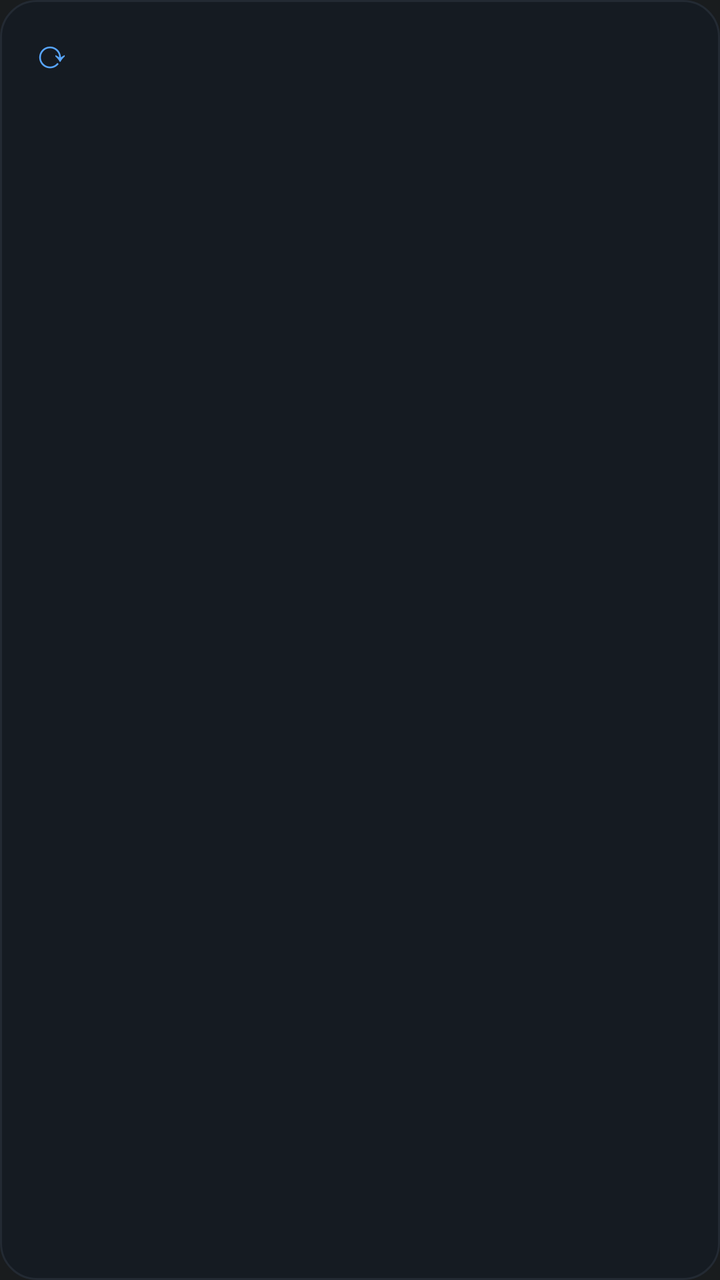
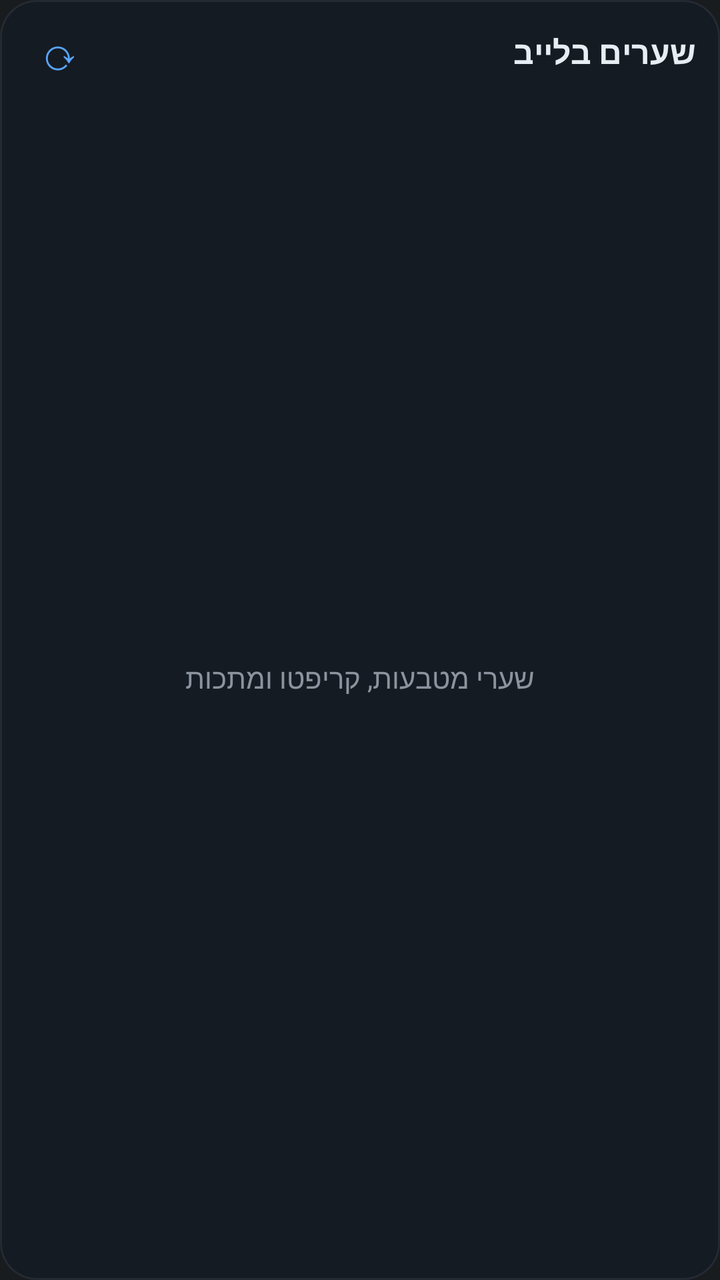

Screens rendered from an Android XML layout before and after an edit, with the pre-edit source and the edit as a unified diff.
<!-- AndroidManifest.xml: application theme android:Theme.DeviceDefault.NoActionBar -->
<!-- res/layout/widget.xml -->
<?xml version="1.0" encoding="utf-8"?>
<LinearLayout xmlns:android="http://schemas.android.com/apk/res/android"
    android:id="@+id/root" android:layout_width="match_parent" android:layout_height="match_parent"
    android:orientation="vertical" android:background="@drawable/widget_bg" android:padding="10dp"
    android:layoutDirection="rtl">

    <LinearLayout android:layout_width="match_parent" android:layout_height="wrap_content"
        android:orientation="horizontal" android:gravity="center_vertical">
        <TextView android:id="@+id/tab0" style="@style/Tab" />
        <TextView android:id="@+id/tab1" style="@style/Tab" />
        <TextView android:id="@+id/tab2" style="@style/Tab" />
        <TextView android:id="@+id/updated" android:layout_width="0dp" android:layout_height="wrap_content"
            android:layout_weight="1" android:gravity="end|center_vertical" android:textColor="#8B949E"
            android:textSize="11sp" android:maxLines="1" />
        <TextView android:id="@+id/refresh" android:layout_width="32dp" android:layout_height="32dp"
            android:gravity="center" android:text="⟳" android:textColor="#58A6FF" android:textSize="20sp" />
    </LinearLayout>

    <LinearLayout android:id="@+id/body" android:layout_width="match_parent" android:layout_height="0dp"
        android:layout_weight="1" android:orientation="vertical" android:paddingTop="4dp">
        <TextView android:id="@+id/empty" android:layout_width="match_parent" android:layout_height="match_parent"
            android:gravity="center" android:text="לא נבחרו פריטים — הקישו כדי לבחור" android:textColor="#8B949E"
            android:textSize="13sp" android:visibility="gone" />
        <LinearLayout android:id="@+id/row0" android:layout_width="match_parent" android:layout_height="0dp"
            android:layout_weight="1" android:orientation="horizontal" android:gravity="center_vertical">
            <TextView android:id="@+id/name0" android:layout_width="0dp" android:layout_height="wrap_content"
                android:layout_weight="1" android:textColor="#E6EDF3" android:textSize="14sp" android:maxLines="1"
                android:ellipsize="end" android:textAlignment="viewStart" />
            <TextView android:id="@+id/price0" android:layout_width="wrap_content" android:layout_height="wrap_content"
                android:textColor="#E6EDF3" android:textSize="14sp" android:fontFamily="monospace" android:textStyle="bold"
                android:textDirection="ltr" />
            <TextView android:id="@+id/chg0" android:layout_width="62dp" android:layout_height="wrap_content"
                android:textColor="#8B949E" android:textSize="11sp" android:fontFamily="monospace"
                android:textDirection="ltr" android:gravity="end" />
        </LinearLayout>
        <LinearLayout android:id="@+id/row1" android:layout_width="match_parent" android:layout_height="0dp"
            android:layout_weight="1" android:orientation="horizontal" android:gravity="center_vertical">
            <TextView android:id="@+id/name1" android:layout_width="0dp" android:layout_height="wrap_content"
                android:layout_weight="1" android:textColor="#E6EDF3" android:textSize="14sp" android:maxLines="1"
                android:ellipsize="end" android:textAlignment="viewStart" />
            <TextView android:id="@+id/price1" android:layout_width="wrap_content" android:layout_height="wrap_content"
                android:textColor="#E6EDF3" android:textSize="14sp" android:fontFamily="monospace" android:textStyle="bold"
                android:textDirection="ltr" />
            <TextView android:id="@+id/chg1" android:layout_width="62dp" android:layout_height="wrap_content"
                android:textColor="#8B949E" android:textSize="11sp" android:fontFamily="monospace"
                android:textDirection="ltr" android:gravity="end" />
        </LinearLayout>
        <LinearLayout android:id="@+id/row2" android:layout_width="match_parent" android:layout_height="0dp"
            android:layout_weight="1" android:orientation="horizontal" android:gravity="center_vertical">
            <TextView android:id="@+id/name2" android:layout_width="0dp" android:layout_height="wrap_content"
                android:layout_weight="1" android:textColor="#E6EDF3" android:textSize="14sp" android:maxLines="1"
                android:ellipsize="end" android:textAlignment="viewStart" />
            <TextView android:id="@+id/price2" android:layout_width="wrap_content" android:layout_height="wrap_content"
                android:textColor="#E6EDF3" android:textSize="14sp" android:fontFamily="monospace" android:textStyle="bold"
                android:textDirection="ltr" />
            <TextView android:id="@+id/chg2" android:layout_width="62dp" android:layout_height="wrap_content"
                android:textColor="#8B949E" android:textSize="11sp" android:fontFamily="monospace"
                android:textDirection="ltr" android:gravity="end" />
        </LinearLayout>
        <LinearLayout android:id="@+id/row3" android:layout_width="match_parent" android:layout_height="0dp"
            android:layout_weight="1" android:orientation="horizontal" android:gravity="center_vertical">
            <TextView android:id="@+id/name3" android:layout_width="0dp" android:layout_height="wrap_content"
                android:layout_weight="1" android:textColor="#E6EDF3" android:textSize="14sp" android:maxLines="1"
                android:ellipsize="end" android:textAlignment="viewStart" />
            <TextView android:id="@+id/price3" android:layout_width="wrap_content" android:layout_height="wrap_content"
                android:textColor="#E6EDF3" android:textSize="14sp" android:fontFamily="monospace" android:textStyle="bold"
                android:textDirection="ltr" />
            <TextView android:id="@+id/chg3" android:layout_width="62dp" android:layout_height="wrap_content"
                android:textColor="#8B949E" android:textSize="11sp" android:fontFamily="monospace"
                android:textDirection="ltr" android:gravity="end" />
        </LinearLayout>
        <LinearLayout android:id="@+id/row4" android:layout_width="match_parent" android:layout_height="0dp"
            android:layout_weight="1" android:orientation="horizontal" android:gravity="center_vertical">
            <TextView android:id="@+id/name4" android:layout_width="0dp" android:layout_height="wrap_content"
                android:layout_weight="1" android:textColor="#E6EDF3" android:textSize="14sp" android:maxLines="1"
                android:ellipsize="end" android:textAlignment="viewStart" />
            <TextView android:id="@+id/price4" android:layout_width="wrap_content" android:layout_height="wrap_content"
                android:textColor="#E6EDF3" android:textSize="14sp" android:fontFamily="monospace" android:textStyle="bold"
                android:textDirection="ltr" />
            <TextView android:id="@+id/chg4" android:layout_width="62dp" android:layout_height="wrap_content"
                android:textColor="#8B949E" android:textSize="11sp" android:fontFamily="monospace"
                android:textDirection="ltr" android:gravity="end" />
        </LinearLayout>
        <LinearLayout android:id="@+id/row5" android:layout_width="match_parent" android:layout_height="0dp"
            android:layout_weight="1" android:orientation="horizontal" android:gravity="center_vertical">
            <TextView android:id="@+id/name5" android:layout_width="0dp" android:layout_height="wrap_content"
                android:layout_weight="1" android:textColor="#E6EDF3" android:textSize="14sp" android:maxLines="1"
                android:ellipsize="end" android:textAlignment="viewStart" />
            <TextView android:id="@+id/price5" android:layout_width="wrap_content" android:layout_height="wrap_content"
                android:textColor="#E6EDF3" android:textSize="14sp" android:fontFamily="monospace" android:textStyle="bold"
                android:textDirection="ltr" />
            <TextView android:id="@+id/chg5" android:layout_width="62dp" android:layout_height="wrap_content"
                android:textColor="#8B949E" android:textSize="11sp" android:fontFamily="monospace"
                android:textDirection="ltr" android:gravity="end" />
        </LinearLayout>
        <LinearLayout android:id="@+id/row6" android:layout_width="match_parent" android:layout_height="0dp"
            android:layout_weight="1" android:orientation="horizontal" android:gravity="center_vertical">
            <TextView android:id="@+id/name6" android:layout_width="0dp" android:layout_height="wrap_content"
                android:layout_weight="1" android:textColor="#E6EDF3" android:textSize="14sp" android:maxLines="1"
                android:ellipsize="end" android:textAlignment="viewStart" />
            <TextView android:id="@+id/price6" android:layout_width="wrap_content" android:layout_height="wrap_content"
                android:textColor="#E6EDF3" android:textSize="14sp" android:fontFamily="monospace" android:textStyle="bold"
                android:textDirection="ltr" />
            <TextView android:id="@+id/chg6" android:layout_width="62dp" android:layout_height="wrap_content"
                android:textColor="#8B949E" android:textSize="11sp" android:fontFamily="monospace"
                android:textDirection="ltr" android:gravity="end" />
        </LinearLayout>
    </LinearLayout>
</LinearLayout>
<!-- resources referenced by this layout -->
<resources>
  <!-- drawable widget_bg (drawable) -->
  <?xml version="1.0" encoding="utf-8"?>
  <shape xmlns:android="http://schemas.android.com/apk/res/android" android:shape="rectangle">
      <solid android:color="#F0161B22" />
      <corners android:radius="18dp" />
      <stroke android:width="1dp" android:color="#232A33" />
  </shape>
  <style name="Tab">
          <item name="android:layout_width">wrap_content</item>
          <item name="android:layout_height">wrap_content</item>
          <item name="android:paddingLeft">10dp</item>
          <item name="android:paddingRight">10dp</item>
          <item name="android:paddingTop">5dp</item>
          <item name="android:paddingBottom">5dp</item>
          <item name="android:layout_marginEnd">4dp</item>
          <item name="android:textSize">13sp</item>
          <item name="android:textColor">#8B949E</item>
      </style>
</resources>

<!-- the commit's change to res/layout/widget.xml (unified diff, before → after) -->
@@ -1,109 +1,26 @@
 <?xml version="1.0" encoding="utf-8"?>
 <LinearLayout xmlns:android="http://schemas.android.com/apk/res/android"
     android:id="@+id/root" android:layout_width="match_parent" android:layout_height="match_parent"
-    android:orientation="vertical" android:background="@drawable/widget_bg" android:padding="10dp"
+    android:orientation="vertical" android:background="@drawable/widget_bg"
+    android:paddingStart="12dp" android:paddingEnd="12dp" android:paddingTop="8dp" android:paddingBottom="6dp"
     android:layoutDirection="rtl">
 
     <LinearLayout android:layout_width="match_parent" android:layout_height="wrap_content"
         android:orientation="horizontal" android:gravity="center_vertical">
-        <TextView android:id="@+id/tab0" style="@style/Tab" />
-        <TextView android:id="@+id/tab1" style="@style/Tab" />
-        <TextView android:id="@+id/tab2" style="@style/Tab" />
+        <TextView android:id="@+id/title" android:layout_width="wrap_content" android:layout_height="wrap_content"
+            android:text="שערים בלייב" android:textColor="#E6EDF3" android:textSize="16sp" android:textStyle="bold" />
         <TextView android:id="@+id/updated" android:layout_width="0dp" android:layout_height="wrap_content"
             android:layout_weight="1" android:gravity="end|center_vertical" android:textColor="#8B949E"
-            android:textSize="11sp" android:maxLines="1" />
-        <TextView android:id="@+id/refresh" android:layout_width="32dp" android:layout_height="32dp"
-            android:gravity="center" android:text="⟳" android:textColor="#58A6FF" android:textSize="20sp" />
+            android:textSize="12sp" android:maxLines="1" android:paddingEnd="6dp" />
+        <TextView android:id="@+id/refresh" android:layout_width="36dp" android:layout_height="36dp"
+            android:gravity="center" android:text="⟳" android:textColor="#58A6FF" android:textSize="22sp" />
     </LinearLayout>
 
-    <LinearLayout android:id="@+id/body" android:layout_width="match_parent" android:layout_height="0dp"
-        android:layout_weight="1" android:orientation="vertical" android:paddingTop="4dp">
+    <FrameLayout android:layout_width="match_parent" android:layout_height="0dp" android:layout_weight="1">
+        <ListView android:id="@+id/list" android:layout_width="match_parent" android:layout_height="match_parent"
+            android:divider="@null" android:dividerHeight="0dp" android:scrollbars="none" />
         <TextView android:id="@+id/empty" android:layout_width="match_parent" android:layout_height="match_parent"
-            android:gravity="center" android:text="לא נבחרו פריטים — הקישו כדי לבחור" android:textColor="#8B949E"
-            android:textSize="13sp" android:visibility="gone" />
-        <LinearLayout android:id="@+id/row0" android:layout_width="match_parent" android:layout_height="0dp"
-            android:layout_weight="1" android:orientation="horizontal" android:gravity="center_vertical">
-            <TextView android:id="@+id/name0" android:layout_width="0dp" android:layout_height="wrap_content"
-                android:layout_weight="1" android:textColor="#E6EDF3" android:textSize="14sp" android:maxLines="1"
-                android:ellipsize="end" android:textAlignment="viewStart" />
-            <TextView android:id="@+id/price0" android:layout_width="wrap_content" android:layout_height="wrap_content"
-                android:textColor="#E6EDF3" android:textSize="14sp" android:fontFamily="monospace" android:textStyle="bold"
-                android:textDirection="ltr" />
-            <TextView android:id="@+id/chg0" android:layout_width="62dp" android:layout_height="wrap_content"
-                android:textColor="#8B949E" android:textSize="11sp" android:fontFamily="monospace"
-                android:textDirection="ltr" android:gravity="end" />
-        </LinearLayout>
-        <LinearLayout android:id="@+id/row1" android:layout_width="match_parent" android:layout_height="0dp"
-            android:layout_weight="1" android:orientation="horizontal" android:gravity="center_vertical">
-            <TextView android:id="@+id/name1" android:layout_width="0dp" android:layout_height="wrap_content"
-                android:layout_weight="1" android:textColor="#E6EDF3" android:textSize="14sp" android:maxLines="1"
-                android:ellipsize="end" android:textAlignment="viewStart" />
-            <TextView android:id="@+id/price1" android:layout_width="wrap_content" android:layout_height="wrap_content"
-                android:textColor="#E6EDF3" android:textSize="14sp" android:fontFamily="monospace" android:textStyle="bold"
-                android:textDirection="ltr" />
-            <TextView android:id="@+id/chg1" android:layout_width="62dp" android:layout_height="wrap_content"
-                android:textColor="#8B949E" android:textSize="11sp" android:fontFamily="monospace"
-                android:textDirection="ltr" android:gravity="end" />
-        </LinearLayout>
-        <LinearLayout android:id="@+id/row2" android:layout_width="match_parent" android:layout_height="0dp"
-            android:layout_weight="1" android:orientation="horizontal" android:gravity="center_vertical">
-            <TextView android:id="@+id/name2" android:layout_width="0dp" android:layout_height="wrap_content"
-                android:layout_weight="1" android:textColor="#E6EDF3" android:textSize="14sp" android:maxLines="1"
-                android:ellipsize="end" android:textAlignment="viewStart" />
-            <TextView android:id="@+id/price2" android:layout_width="wrap_content" android:layout_height="wrap_content"
-                android:textColor="#E6EDF3" android:textSize="14sp" android:fontFamily="monospace" android:textStyle="bold"
-                android:textDirection="ltr" />
-            <TextView android:id="@+id/chg2" android:layout_width="62dp" android:layout_height="wrap_content"
-                android:textColor="#8B949E" android:textSize="11sp" android:fontFamily="monospace"
-                android:textDirection="ltr" android:gravity="end" />
-        </LinearLayout>
-        <LinearLayout android:id="@+id/row3" android:layout_width="match_parent" android:layout_height="0dp"
-            android:layout_weight="1" android:orientation="horizontal" android:gravity="center_vertical">
-            <TextView android:id="@+id/name3" android:layout_width="0dp" android:layout_height="wrap_content"
-                android:layout_weight="1" android:textColor="#E6EDF3" android:textSize="14sp" android:maxLines="1"
-                android:ellipsize="end" android:textAlignment="viewStart" />
-            <TextView android:id="@+id/price3" android:layout_width="wrap_content" android:layout_height="wrap_content"
-                android:textColor="#E6EDF3" android:textSize="14sp" android:fontFamily="monospace" android:textStyle="bold"
-                android:textDirection="ltr" />
-            <TextView android:id="@+id/chg3" android:layout_width="62dp" android:layout_height="wrap_content"
-                android:textColor="#8B949E" android:textSize="11sp" android:fontFamily="monospace"
-                android:textDirection="ltr" android:gravity="end" />
-        </LinearLayout>
-        <LinearLayout android:id="@+id/row4" android:layout_width="match_parent" android:layout_height="0dp"
-            android:layout_weight="1" android:orientation="horizontal" android:gravity="center_vertical">
-            <TextView android:id="@+id/name4" android:layout_width="0dp" android:layout_height="wrap_content"
-                android:layout_weight="1" android:textColor="#E6EDF3" android:textSize="14sp" android:maxLines="1"
-                android:ellipsize="end" android:textAlignment="viewStart" />
-            <TextView android:id="@+id/price4" android:layout_width="wrap_content" android:layout_height="wrap_content"
-                android:textColor="#E6EDF3" android:textSize="14sp" android:fontFamily="monospace" android:textStyle="bold"
-                android:textDirection="ltr" />
-            <TextView android:id="@+id/chg4" android:layout_width="62dp" android:layout_height="wrap_content"
-                android:textColor="#8B949E" android:textSize="11sp" android:fontFamily="monospace"
-                android:textDirection="ltr" android:gravity="end" />
-        </LinearLayout>
-        <LinearLayout android:id="@+id/row5" android:layout_width="match_parent" android:layout_height="0dp"
-            android:layout_weight="1" android:orientation="horizontal" android:gravity="center_vertical">
-            <TextView android:id="@+id/name5" android:layout_width="0dp" android:layout_height="wrap_content"
-                android:layout_weight="1" android:textColor="#E6EDF3" android:textSize="14sp" android:maxLines="1"
-                android:ellipsize="end" android:textAlignment="viewStart" />
-            <TextView android:id="@+id/price5" android:layout_width="wrap_content" android:layout_height="wrap_content"
-                android:textColor="#E6EDF3" android:textSize="14sp" android:fontFamily="monospace" android:textStyle="bold"
-                android:textDirection="ltr" />
-            <TextView android:id="@+id/chg5" android:layout_width="62dp" android:layout_height="wrap_content"
-                android:textColor="#8B949E" android:textSize="11sp" android:fontFamily="monospace"
-                android:textDirection="ltr" android:gravity="end" />
-        </LinearLayout>
-        <LinearLayout android:id="@+id/row6" android:layout_width="match_parent" android:layout_height="0dp"
-            android:layout_weight="1" android:orientation="horizontal" android:gravity="center_vertical">
-            <TextView android:id="@+id/name6" android:layout_width="0dp" android:layout_height="wrap_content"
-                android:layout_weight="1" android:textColor="#E6EDF3" android:textSize="14sp" android:maxLines="1"
-                android:ellipsize="end" android:textAlignment="viewStart" />
-            <TextView android:id="@+id/price6" android:layout_width="wrap_content" android:layout_height="wrap_content"
-                android:textColor="#E6EDF3" android:textSize="14sp" android:fontFamily="monospace" android:textStyle="bold"
-                android:textDirection="ltr" />
-            <TextView android:id="@+id/chg6" android:layout_width="62dp" android:layout_height="wrap_content"
-                android:textColor="#8B949E" android:textSize="11sp" android:fontFamily="monospace"
-                android:textDirection="ltr" android:gravity="end" />
-        </LinearLayout>
-    </LinearLayout>
+            android:gravity="center" android:text="שערי מטבעות, קריפטו ומתכות"
+            android:textColor="#8B949E" android:textSize="14sp" />
+    </FrameLayout>
 </LinearLayout>
<!-- resource entries referenced after the edit -->
@@ -7,16 +7,5 @@
       <corners android:radius="18dp" />
       <stroke android:width="1dp" android:color="#232A33" />
   </shape>
-  <style name="Tab">
-          <item name="android:layout_width">wrap_content</item>
-          <item name="android:layout_height">wrap_content</item>
-          <item name="android:paddingLeft">10dp</item>
-          <item name="android:paddingRight">10dp</item>
-          <item name="android:paddingTop">5dp</item>
-          <item name="android:paddingBottom">5dp</item>
-          <item name="android:layout_marginEnd">4dp</item>
-          <item name="android:textSize">13sp</item>
-          <item name="android:textColor">#8B949E</item>
-      </style>
 </resources>
 
